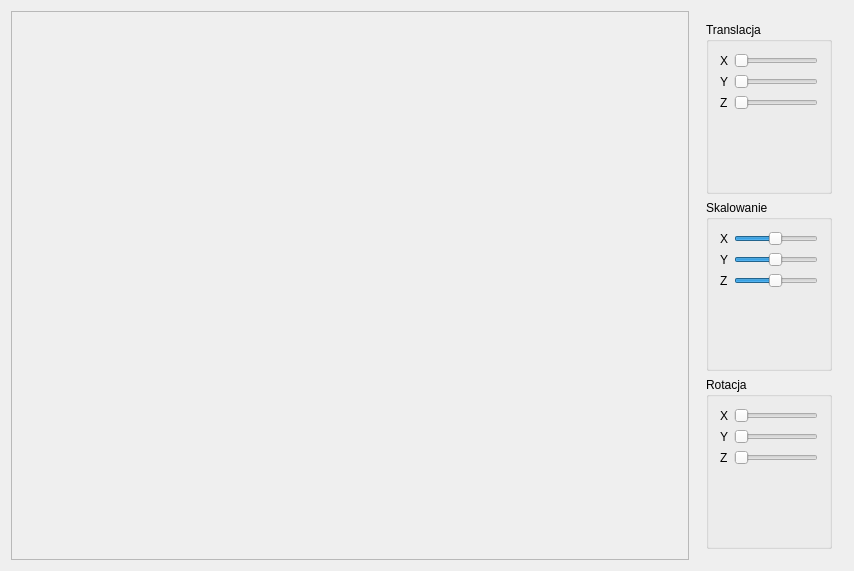
This is widget.ui in mcharmas/Graph6 as Qt 5 draws it before an edit. The edited form follows.
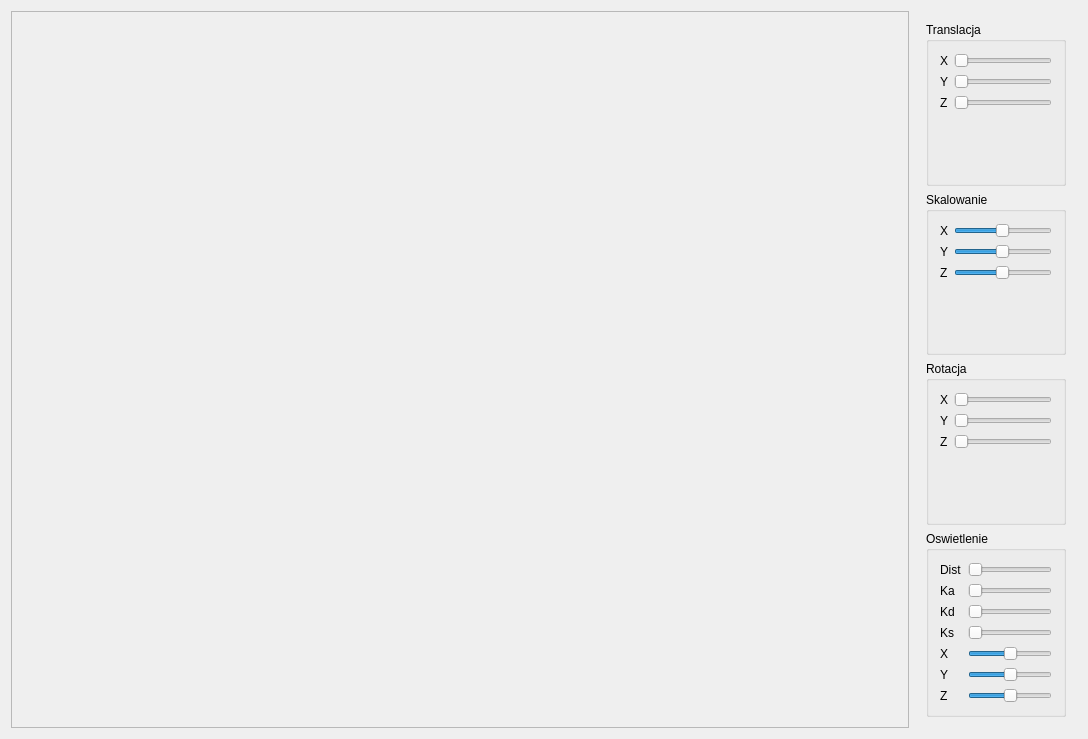
This is the edited form.

What changed in the file:
```diff
--- a/widget.ui
+++ b/widget.ui
@@ -6,8 +6,8 @@
    <rect>
     <x>0</x>
     <y>0</y>
-    <width>854</width>
-    <height>571</height>
+    <width>1088</width>
+    <height>739</height>
    </rect>
   </property>
   <property name="windowTitle">
@@ -285,6 +285,143 @@
         </layout>
        </widget>
       </item>
+      <item>
+       <widget class="QGroupBox" name="groupBox_4">
+        <property name="title">
+         <string>Oswietlenie</string>
+        </property>
+        <layout class="QGridLayout" name="gridLayout_4">
+         <item row="1" column="1">
+          <widget class="QSlider" name="distanceSlider">
+           <property name="sizePolicy">
+            <sizepolicy hsizetype="Preferred" vsizetype="Preferred">
+             <horstretch>0</horstretch>
+             <verstretch>0</verstretch>
+            </sizepolicy>
+           </property>
+           <property name="minimum">
+            <number>11</number>
+           </property>
+           <property name="maximum">
+            <number>200</number>
+           </property>
+           <property name="orientation">
+            <enum>Qt::Horizontal</enum>
+           </property>
+          </widget>
+         </item>
+         <item row="3" column="1">
+          <widget class="QSlider" name="kaSlider">
+           <property name="orientation">
+            <enum>Qt::Horizontal</enum>
+           </property>
+          </widget>
+         </item>
+         <item row="5" column="1">
+          <widget class="QSlider" name="kdSlider">
+           <property name="orientation">
+            <enum>Qt::Horizontal</enum>
+           </property>
+          </widget>
+         </item>
+         <item row="8" column="1">
+          <widget class="QSlider" name="lightXSlider">
+           <property name="minimum">
+            <number>-10</number>
+           </property>
+           <property name="maximum">
+            <number>10</number>
+           </property>
+           <property name="orientation">
+            <enum>Qt::Horizontal</enum>
+           </property>
+          </widget>
+         </item>
+         <item row="9" column="1">
+          <widget class="QSlider" name="lightYSlider">
+           <property name="minimum">
+            <number>-10</number>
+           </property>
+           <property name="maximum">
+            <number>10</number>
+           </property>
+           <property name="orientation">
+            <enum>Qt::Horizontal</enum>
+           </property>
+          </widget>
+         </item>
+         <item row="10" column="1">
+          <widget class="QSlider" name="lightZSlider">
+           <property name="minimum">
+            <number>-10</number>
+           </property>
+           <property name="maximum">
+            <number>10</number>
+           </property>
+           <property name="orientation">
+            <enum>Qt::Horizontal</enum>
+           </property>
+          </widget>
+         </item>
+         <item row="3" column="0">
+          <widget class="QLabel" name="label_11">
+           <property name="text">
+            <string>Ka</string>
+           </property>
+          </widget>
+         </item>
+         <item row="5" column="0">
+          <widget class="QLabel" name="label_12">
+           <property name="text">
+            <string>Kd</string>
+           </property>
+          </widget>
+         </item>
+         <item row="6" column="0">
+          <widget class="QLabel" name="label_13">
+           <property name="text">
+            <string>Ks</string>
+           </property>
+          </widget>
+         </item>
+         <item row="6" column="1">
+          <widget class="QSlider" name="ksSlider">
+           <property name="orientation">
+            <enum>Qt::Horizontal</enum>
+           </property>
+          </widget>
+         </item>
+         <item row="8" column="0">
+          <widget class="QLabel" name="label_14">
+           <property name="text">
+            <string>X</string>
+           </property>
+          </widget>
+         </item>
+         <item row="9" column="0">
+          <widget class="QLabel" name="label_15">
+           <property name="text">
+            <string>Y</string>
+           </property>
+          </widget>
+         </item>
+         <item row="10" column="0">
+          <widget class="QLabel" name="label_16">
+           <property name="text">
+            <string>Z</string>
+           </property>
+          </widget>
+         </item>
+         <item row="1" column="0">
+          <widget class="QLabel" name="label_10">
+           <property name="text">
+            <string>Dist</string>
+           </property>
+          </widget>
+         </item>
+        </layout>
+       </widget>
+      </item>
      </layout>
     </widget>
    </item>
```
